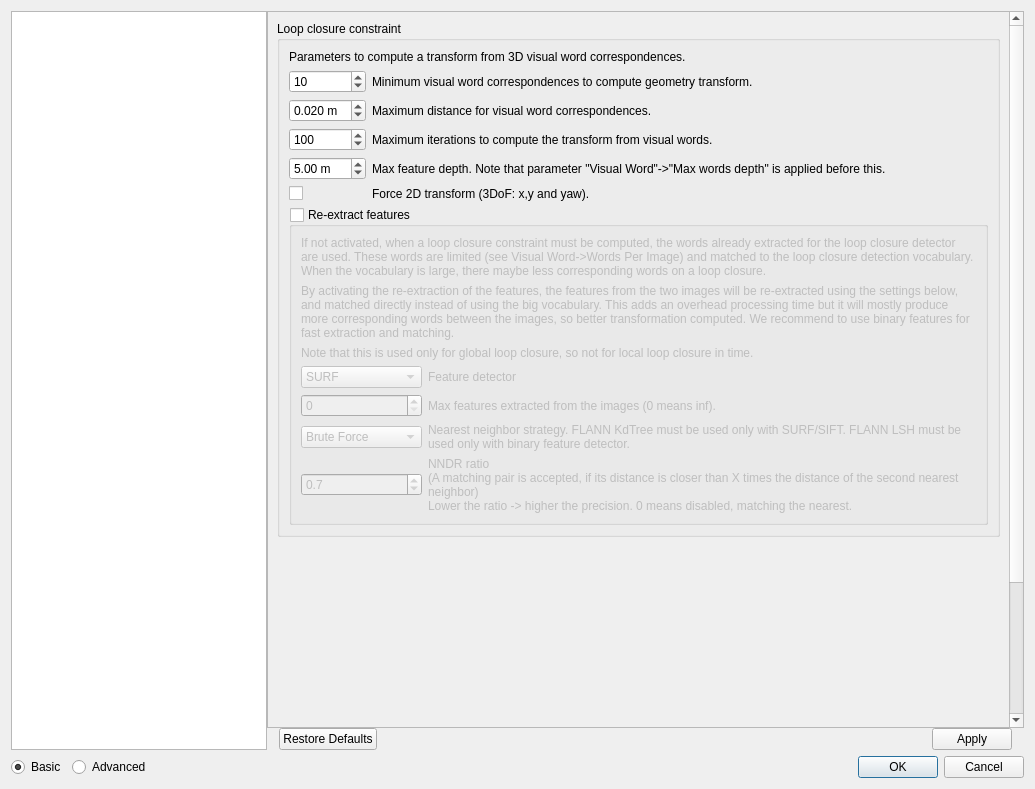
Before: the Qt Designer form guilib/src/ui/preferencesDialog.ui in introlab/rtabmap, drawn with Qt 5.
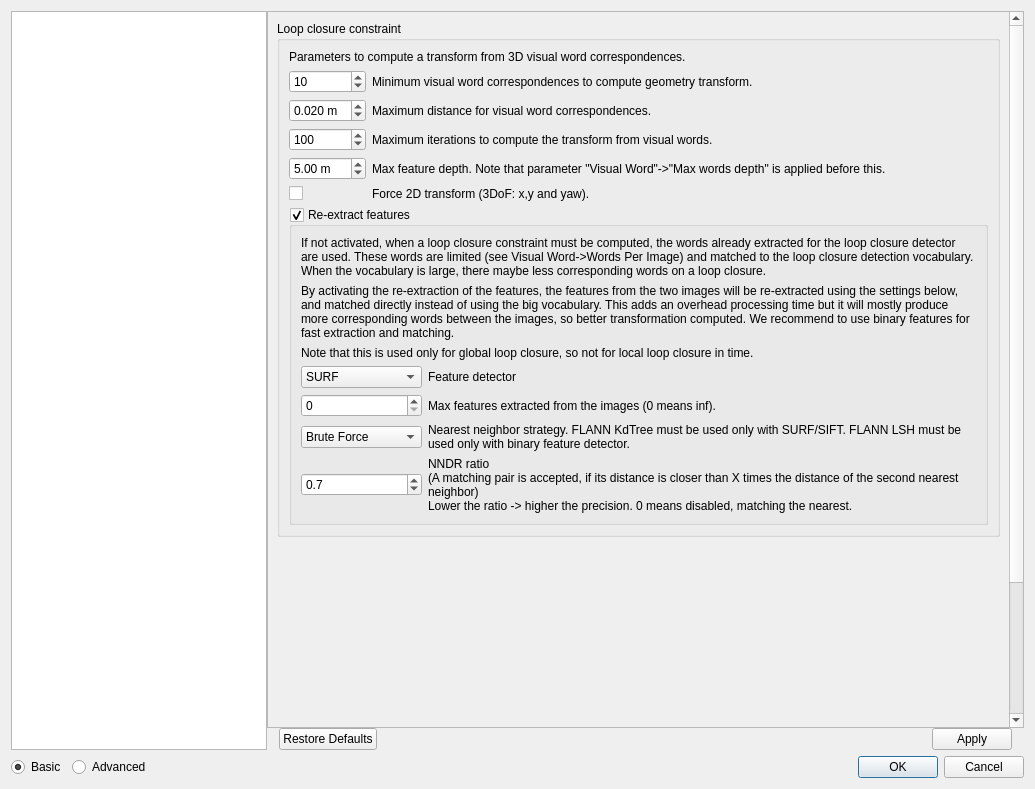
After: the same form once the commit is applied. The open tabs and pages were chosen to show the change. Icons and pictures are not drawn. Custom widgets are drawn as their Qt base class.

Commit message: fixed LccReextract/FeatureType not set in Preferences when loading config.ini.

```diff
--- a/guilib/src/ui/preferencesDialog.ui
+++ b/guilib/src/ui/preferencesDialog.ui
@@ -65,7 +65,7 @@
             <x>0</x>
             <y>0</y>
             <width>744</width>
-            <height>900</height>
+            <height>974</height>
            </rect>
           </property>
           <layout class="QVBoxLayout" name="verticalLayout_16">
@@ -5260,7 +5260,7 @@
                        <bool>true</bool>
                       </property>
                       <property name="checked">
-                       <bool>false</bool>
+                       <bool>true</bool>
                       </property>
                       <layout class="QVBoxLayout" name="verticalLayout_46">
                        <item>
```
Left out of the diff: 2 changed lines with no effect on the pictures.
